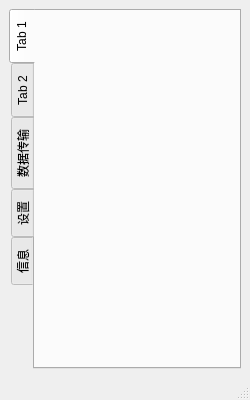
The window that Software/QT-rebuid/Sparrow/mainwindow.ui (Magiclxw/Sparrow) describes before a commit, drawn with Qt 5.
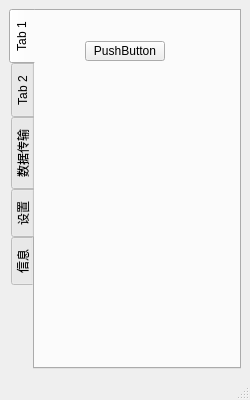
The same window after the commit. The open tabs and pages were chosen to show the change.

```diff
--- a/Software/QT-rebuid/Sparrow/mainwindow.ui
+++ b/Software/QT-rebuid/Sparrow/mainwindow.ui
@@ -27,6 +27,19 @@
        <attribute name="title">
         <string>Tab 1</string>
        </attribute>
+       <widget class="QPushButton" name="pushButton">
+        <property name="geometry">
+         <rect>
+          <x>50</x>
+          <y>30</y>
+          <width>80</width>
+          <height>20</height>
+         </rect>
+        </property>
+        <property name="text">
+         <string>PushButton</string>
+        </property>
+       </widget>
       </widget>
       <widget class="QWidget" name="tab_2">
        <attribute name="title">
@@ -43,7 +56,7 @@
         <string>设置</string>
        </attribute>
       </widget>
-      <widget class="QWidget" name="">
+      <widget class="QWidget" name="widget">
        <attribute name="title">
         <string>信息</string>
        </attribute>
```
Left out of the diff: 2 changed lines with no effect on the pictures.
